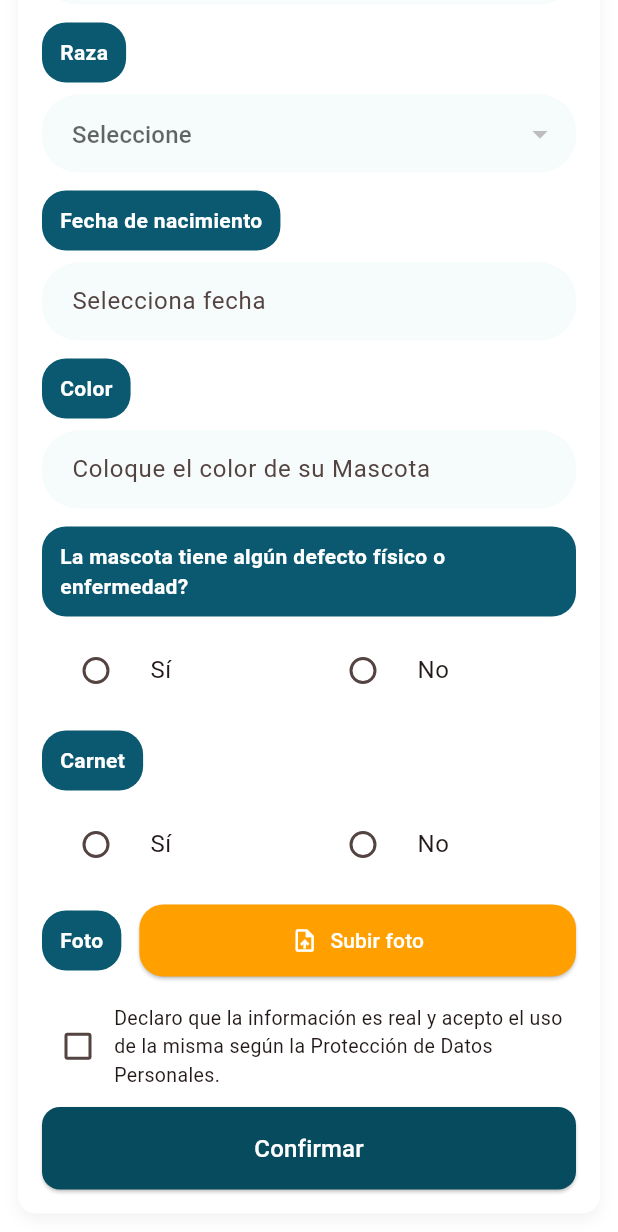
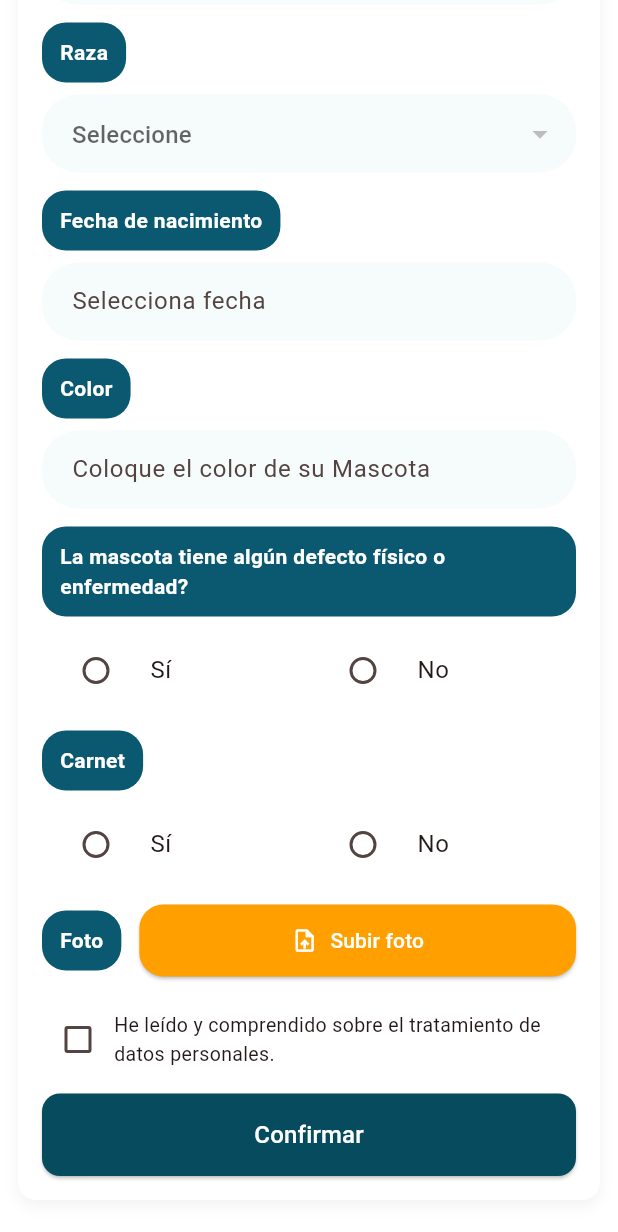
Before and after one commit to samirtFuenmayor/formulario-ottokare, a Flutter app: the screen it shows after launch, scrolled down 1536 dp, on a phone screen of 412 x 824 dp. Shown: the top 1232 px of the screen. Run offline on Flutter 3.47's test engine with Material 3 defaults, Android fonts, the phone set to English and light mode, and no system bars; our stand-ins replace equatable, file_picker, flutter_bloc, flutter_svg, lottie.

```diff
--- a/lib/ui/form_page.dart
+++ b/lib/ui/form_page.dart
@@ -1404,7 +1404,7 @@ class _FormPageState extends State<FormPage> {
                                                   }
                                                 },
                                                 child: const Text(
-                                                  'Declaro que la información es real y acepto el uso de la misma según la Protección de Datos Personales.',
+                                                  'He leído y comprendido sobre el tratamiento de datos personales.',
                                                   style: TextStyle(fontSize: 13),
                                                 ),
                                               ),
```
